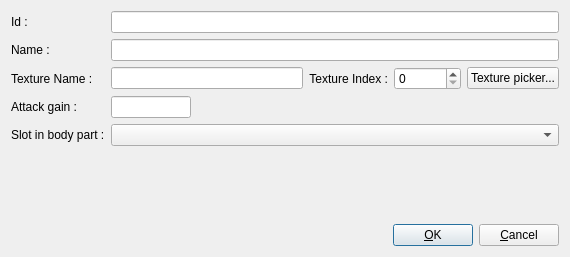
Above: itemEditor/src/editWeaponItemForm.ui from jeremydumais/TheWarrior before the change. Below: the same form after it.
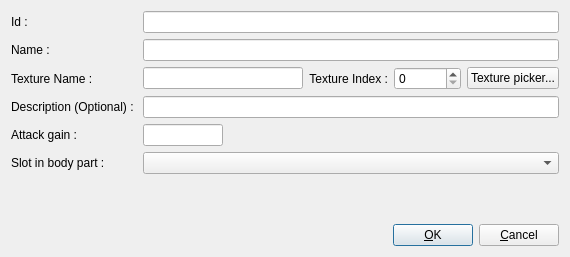
That is the form after the change. Icons and pictures are not drawn.

Commit message: Added an optional description to item and start working on the player equipment.

Patch:
```diff
--- a/itemEditor/src/editWeaponItemForm.ui
+++ b/itemEditor/src/editWeaponItemForm.ui
@@ -120,21 +120,21 @@
        </item>
       </layout>
      </item>
-     <item row="4" column="0">
+     <item row="5" column="0">
       <widget class="QLabel" name="labelAttackGain">
        <property name="text">
         <string>Attack gain :</string>
        </property>
       </widget>
      </item>
-     <item row="5" column="0">
+     <item row="6" column="0">
       <widget class="QLabel" name="label_6">
        <property name="text">
         <string>Slot in body part :</string>
        </property>
       </widget>
      </item>
-     <item row="4" column="1">
+     <item row="5" column="1">
       <widget class="QLineEdit" name="lineEditAttackGain">
        <property name="maximumSize">
         <size>
@@ -144,9 +144,19 @@
        </property>
       </widget>
      </item>
-     <item row="5" column="1">
+     <item row="6" column="1">
       <widget class="QComboBox" name="comboBoxSlotInBodyPart"/>
      </item>
+     <item row="4" column="1">
+      <widget class="QLineEdit" name="lineEditOptionalDescription"/>
+     </item>
+     <item row="4" column="0">
+      <widget class="QLabel" name="label_5">
+       <property name="text">
+        <string>Description (Optional) : </string>
+       </property>
+      </widget>
+     </item>
     </layout>
    </item>
   </layout>
```
Left out of the diff: 1 changed line with no effect on the pictures. The commit also changes 31 other files.
